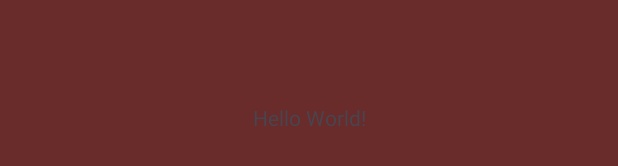
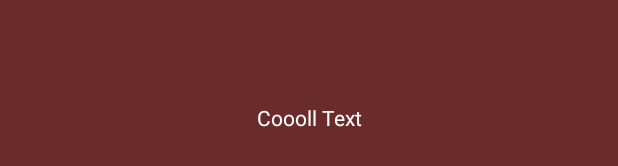
Before and after one commit to IharKuiko/ProgectTest, an Android app: the layout activity_main.xml on its own in the app's theme, with its tools: preview values and no code run, on a phone screen of 412 x 824 dp. Shown: the part 501-667 px from the top of the screen. Run offline under Robolectric (Android 15) with nearby library versions, the phone set to English and light mode, and no system bars.

Commit message:
Change main text

```diff
--- a/app/src/main/res/layout/activity_main.xml
+++ b/app/src/main/res/layout/activity_main.xml
@@ -10,7 +10,8 @@
     <TextView
         android:layout_width="wrap_content"
         android:layout_height="wrap_content"
-        android:text="Hello World!"
+        android:text="@string/mainText"
+        android:textColor="@color/white"
         app:layout_constraintBottom_toBottomOf="parent"
         app:layout_constraintEnd_toEndOf="parent"
         app:layout_constraintStart_toStartOf="parent"
--- a/app/src/main/res/values/strings.xml
+++ b/app/src/main/res/values/strings.xml
@@ -1,3 +1,4 @@
 <resources>
     <string name="app_name">ProgectTest</string>
+    <string name="mainText">Coooll Text</string>
 </resources>
```
